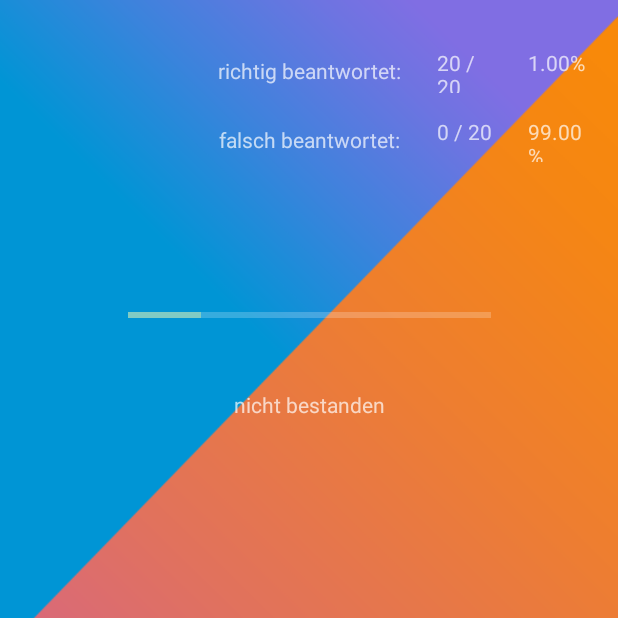
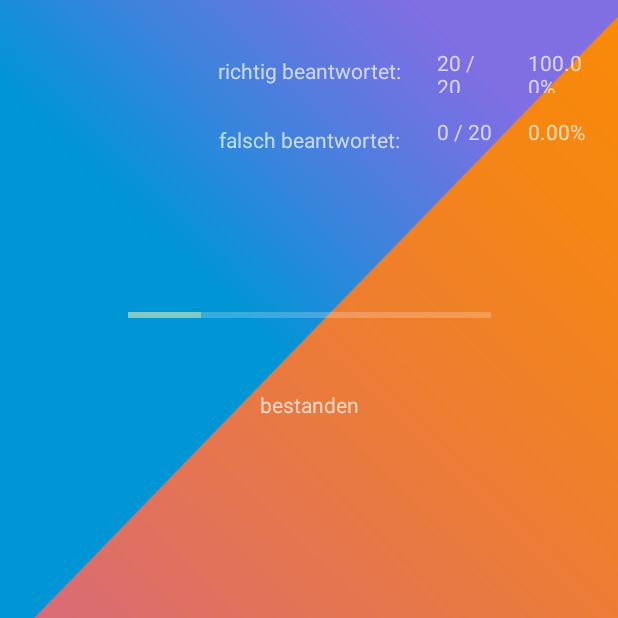
Before and after one commit to xVortal/QuizAppv2, an Android app: the StatisticView screen opened directly, with no data from a screen before it, on a phone screen of 412 x 824 dp, the top half of it. Run offline under Robolectric (Android 15) with nearby library versions, the phone set to English and light mode, and no system bars.

Commit message:
staisticview prozent gefixt

```diff
--- a/app/src/main/java/com/example/quizappv2/StatisticView.kt
+++ b/app/src/main/java/com/example/quizappv2/StatisticView.kt
@@ -52,14 +52,14 @@
         val f = DecimalFormat("#0.00")
         println(getIntent().getIntExtra("WAC", 0).toFloat())
 
-        var rightanswerprocent : Float = (20 / (20 - getIntent().getIntExtra("WAC", 0).toFloat()))
+        var rightanswerprocent : Float = (((20 - getIntent().getIntExtra("WAC", 0).toFloat()) / 20) * 100)
         println("richtige Antwort Prozent: " + rightanswerprocent)
         return f.format(rightanswerprocent)
     }
 
     private fun getWrongAnswerProcent() : String{
         val f = DecimalFormat("#0.00")
-        var rightanswerprocent : Float = (20 / (20 - getIntent().getIntExtra("WAC", 0).toFloat()))
+        var rightanswerprocent : Float = (((20 - getIntent().getIntExtra("WAC", 0).toFloat()) / 20) * 100)
         var wronganswerprocent = 100-rightanswerprocent
         println("falsche Antwort Prozent: " + wronganswerprocent)
         return f.format(wronganswerprocent)
```
